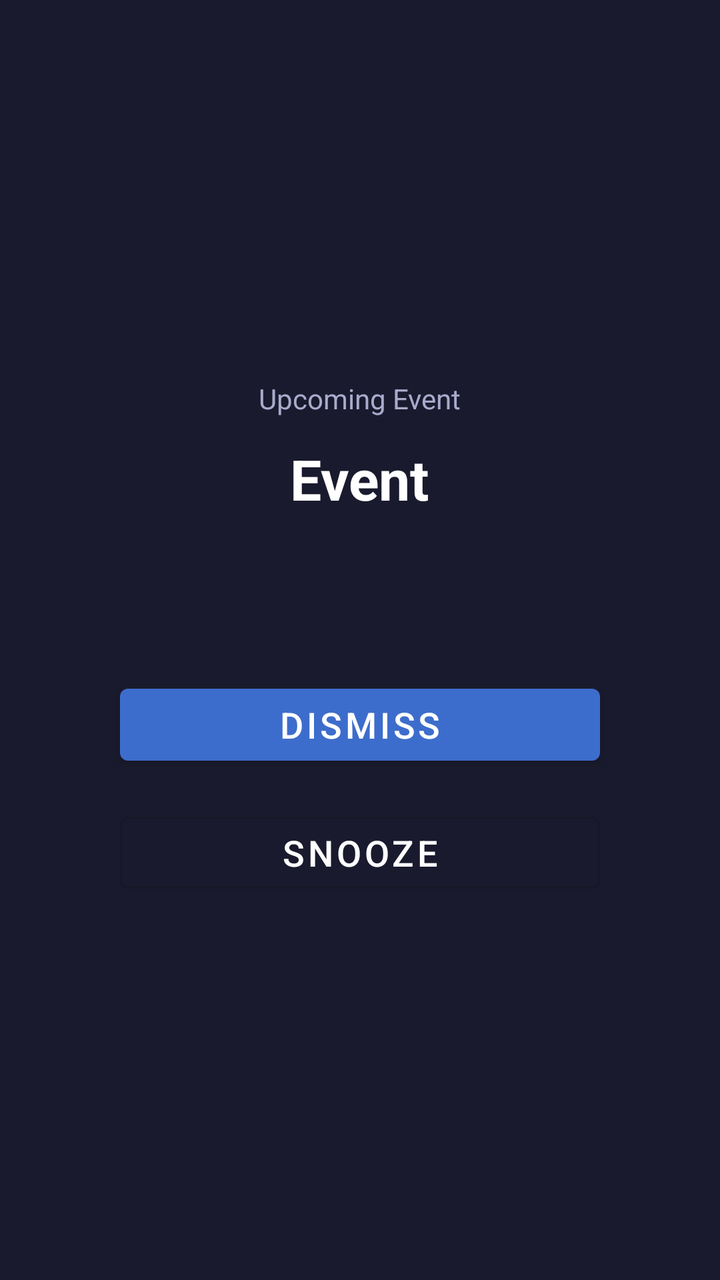
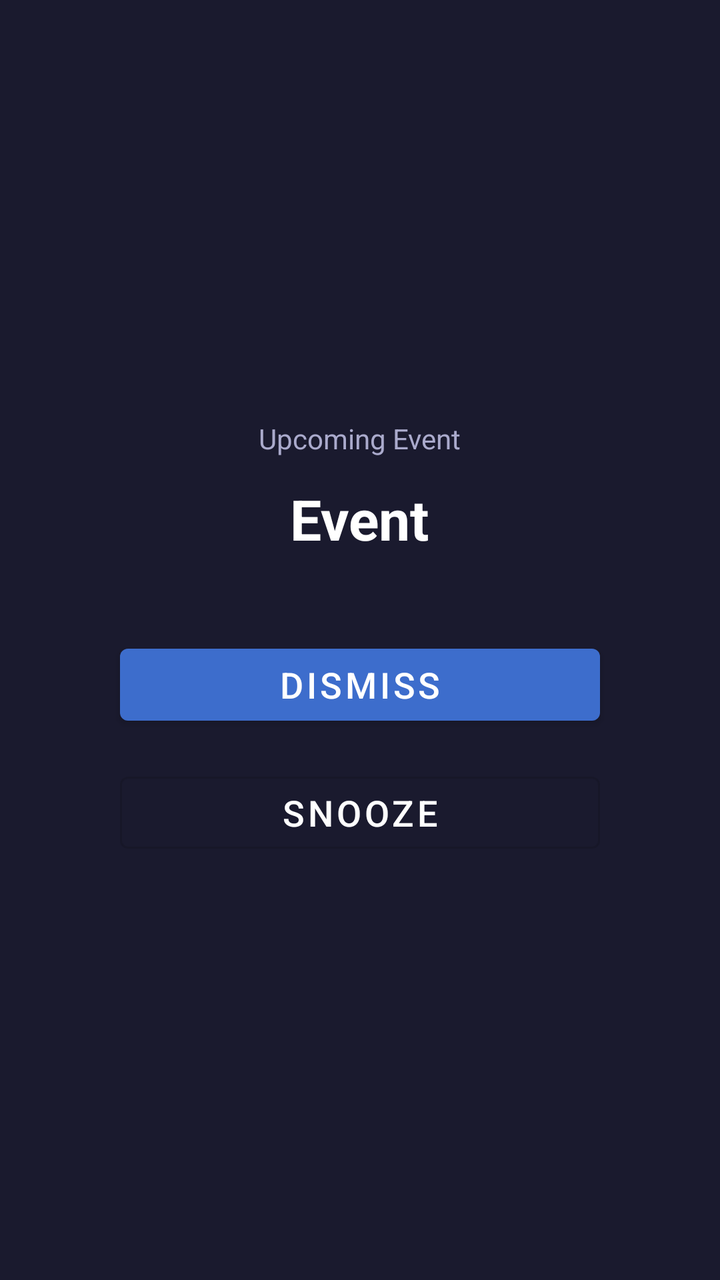

Screens rendered from an Android XML layout before and after an edit, with the pre-edit source and the edit as a unified diff.
<!-- AndroidManifest.xml: application theme Theme.CalendarAlarm -->
<!-- res/layout/activity_alarm.xml -->
<?xml version="1.0" encoding="utf-8"?>
<LinearLayout xmlns:android="http://schemas.android.com/apk/res/android"
    android:layout_width="match_parent"
    android:layout_height="match_parent"
    android:orientation="vertical"
    android:gravity="center"
    android:padding="32dp"
    android:background="#FF1A1A2E">

    <TextView
        android:id="@+id/alarmLabel"
        android:layout_width="wrap_content"
        android:layout_height="wrap_content"
        android:text="Upcoming Event"
        android:textColor="#AAAACC"
        android:textSize="14sp"
        android:layout_marginBottom="12dp" />

    <TextView
        android:id="@+id/alarmTitle"
        android:layout_width="wrap_content"
        android:layout_height="wrap_content"
        android:text="Event"
        android:textColor="@android:color/white"
        android:textSize="28sp"
        android:textStyle="bold"
        android:gravity="center"
        android:layout_marginBottom="8dp" />

    <TextView
        android:id="@+id/alarmTime"
        android:layout_width="wrap_content"
        android:layout_height="wrap_content"
        android:textColor="#AAAACC"
        android:textSize="18sp"
        android:layout_marginBottom="48dp" />

    <com.google.android.material.button.MaterialButton
        android:id="@+id/dismissButton"
        android:layout_width="240dp"
        android:layout_height="wrap_content"
        android:text="Dismiss"
        android:textSize="18sp"
        android:layout_marginBottom="16dp" />

    <com.google.android.material.button.MaterialButton
        android:id="@+id/snoozeButton"
        android:layout_width="240dp"
        android:layout_height="wrap_content"
        android:text="Snooze"
        android:textSize="18sp"
        style="@style/Widget.MaterialComponents.Button.OutlinedButton"
        android:textColor="@android:color/white" />

</LinearLayout>
<!-- resources referenced by this layout -->
<resources>
  <style name="Theme.CalendarAlarm" parent="Theme.MaterialComponents.DayNight.DarkActionBar">
          <item name="colorPrimary">#3D6DCC</item>
          <item name="colorPrimaryVariant">#2A4E9C</item>
          <item name="colorOnPrimary">@android:color/white</item>
      </style>
</resources>

<!-- the commit's change to res/layout/activity_alarm.xml (unified diff, before → after) -->
@@ -33,7 +33,26 @@
         android:layout_height="wrap_content"
         android:textColor="#AAAACC"
         android:textSize="18sp"
-        android:layout_marginBottom="48dp" />
+        android:layout_marginBottom="8dp" />
+
+    <TextView
+        android:id="@+id/alarmLocation"
+        android:layout_width="wrap_content"
+        android:layout_height="wrap_content"
+        android:textColor="#AAAACC"
+        android:textSize="14sp"
+        android:gravity="center"
+        android:layout_marginBottom="32dp"
+        android:visibility="gone" />
+
+    <com.google.android.material.button.MaterialButton
+        android:id="@+id/joinButton"
+        android:layout_width="240dp"
+        android:layout_height="wrap_content"
+        android:text="Join"
+        android:textSize="16sp"
+        android:layout_marginBottom="16dp"
+        android:visibility="gone" />
 
     <com.google.android.material.button.MaterialButton
         android:id="@+id/dismissButton"
